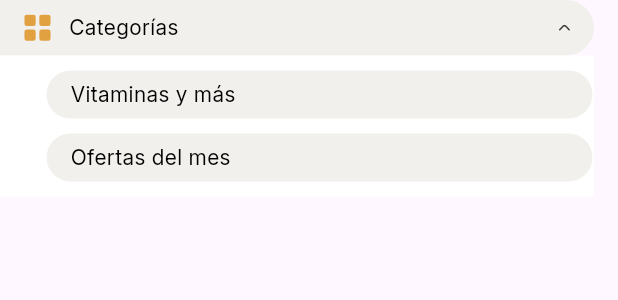
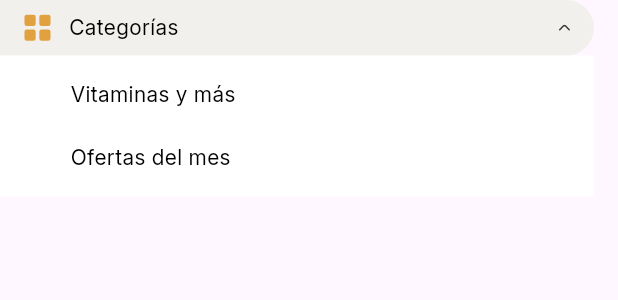
Before and after one commit to Yairweb/myapp, a Flutter app: the ExpandableMenuItem widget shown alone on an empty page, opened directly, after a tap on "Categorías", on a phone screen of 412 x 824 dp. Shown: the top 300 px of the screen. Run offline on Flutter 3.47's test engine with Material 3 defaults, Android fonts, the phone set to English and light mode, and no system bars; our stand-ins replace flutter_svg; network calls fail.

Commit message:
Actualización 31 Jul 09:28 am

```diff
--- a/lib/src/Widgets/expanable_item.dart
+++ b/lib/src/Widgets/expanable_item.dart
@@ -22,6 +22,7 @@ class ExpandableMenuItem extends StatefulWidget {
 
 class _ExpandableMenuItemState extends State<ExpandableMenuItem> {
   bool _isExpanded = false;
+  int _selectedIndex = -1; // -1 indica que ninguna subcategoría está seleccionada
 
   final String _expandedIconPath = 'assets/svg/arrow_up.svg';
   final String _collapsedIconPath = 'assets/svg/arrow_down.svg';
@@ -55,6 +56,10 @@ class _ExpandableMenuItemState extends State<ExpandableMenuItem> {
               onTap: () {
                 setState(() {
                   _isExpanded = !_isExpanded;
+                  // Reinicia la selección cuando se colapsa el menú
+                  if (!_isExpanded) {
+                    _selectedIndex = -1;
+                  }
                 });
               },
               child: Padding(
@@ -105,13 +110,26 @@ class _ExpandableMenuItemState extends State<ExpandableMenuItem> {
               child: Column(
                 crossAxisAlignment: CrossAxisAlignment.start,
                 children:
-                    widget.children.map((subcategory) {
+                    widget.children.asMap().entries.map((entry) {
+                      final index = entry.key;
+                      final subcategory = entry.value;
                       return Padding(
-                        // Agrega Padding aquí
                         padding: const EdgeInsets.only(
                           left: 30.0,
-                        ), // Ajusta el valor del padding izquierdo
-                        child: subcategory,
+                        ),
+                        child: SubcategoryItem(
+                          text: subcategory.text,
+                          onTap: () {
+                            setState(() {
+                              _selectedIndex = index;
+                            });
+                            if (subcategory.onTap != null) {
+                              subcategory.onTap!();
+                            }
+                          },
+                          isSelected: _selectedIndex == index, // Pasa el estado de selección
+                          title: Text(subcategory.text), // Puedes ajustar esto si necesitas un título diferente para la subcategoría
+                        ),
                       );
                     }).toList(),
               ),
@@ -124,20 +142,24 @@ class _ExpandableMenuItemState extends State<ExpandableMenuItem> {
 
 class SubcategoryItem extends StatelessWidget {
   final String text;
-  final VoidCallback? onTap; // Para manejar el tap en la subcategoría
+  final VoidCallback? onTap;
+  final bool isSelected; // Nuevo parámetro para el estado de selección
+
   const SubcategoryItem({
     Key? key,
     required this.text,
     this.onTap,
+    required this.isSelected, // Requiere el estado de selección
     required Text title,
   }) : super(key: key);
+
   @override
   Widget build(BuildContext context) {
     return InkWell(
       onTap: onTap,
       child: Container(
         width: double.infinity,
-        height: 32.0, // Mismo alto que la categoría principal
+        height: 32.0,
         margin: const EdgeInsets.symmetric(
           vertical: 5.0,
         ), // Espacio entre subcategorías
@@ -145,9 +167,7 @@ class SubcategoryItem extends StatelessWidget {
           horizontal: 16.0,
         ), // Padding horizontal
         decoration: BoxDecoration(
-          color:
-              AppColors
-                  .backCards, // Color de fondo similar al de la categoría expandida
+          color: isSelected ? AppColors.backCards : AppColors.white, // Cambia el color basado en isSelected
           borderRadius: BorderRadius.only(
             topLeft: Radius.circular(50.0),
             topRight: Radius.circular(50.0),
--- a/lib/src/utils/menu_lateral.dart
+++ b/lib/src/utils/menu_lateral.dart
@@ -52,6 +52,7 @@ class MenuLateral extends StatelessWidget {
                   // Acción al seleccionar Subcategoría 1
                 },
                 text: 'Vitaminas y más',
+                isSelected: false,
               ),
               SubcategoryItem(
                 title: Text('Subcategoría 1'),
@@ -59,6 +60,7 @@ class MenuLateral extends StatelessWidget {
                   // Acción al seleccionar Subcategoría 1
                 },
                 text: 'Ofertas del mes',
+                isSelected: false,
               ),
             ],
           ),
```
